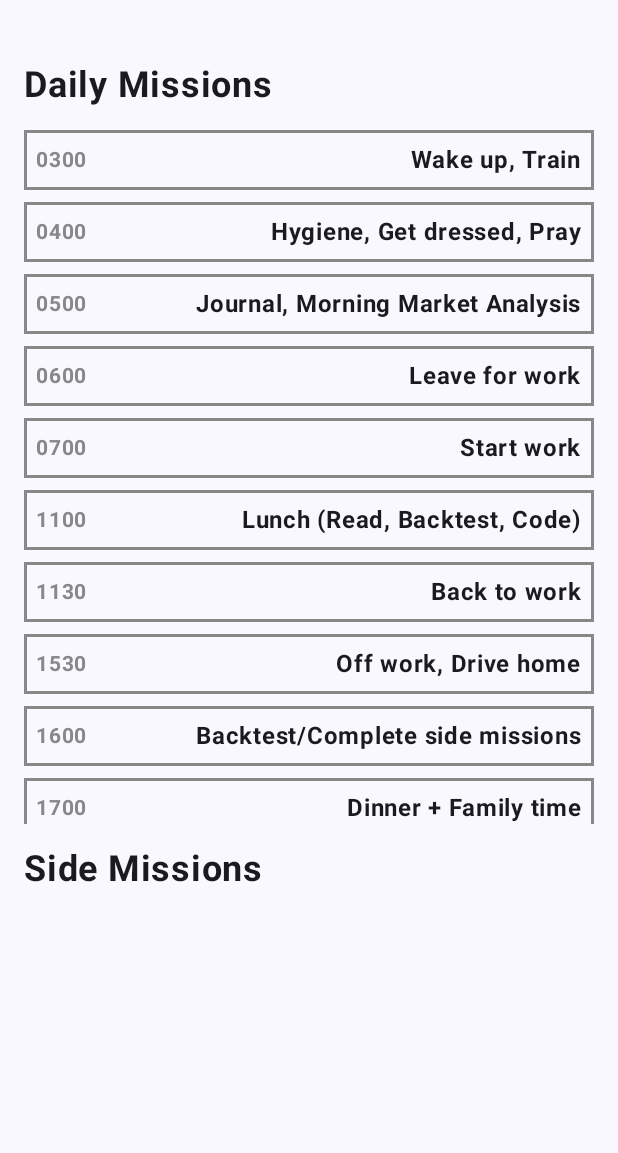
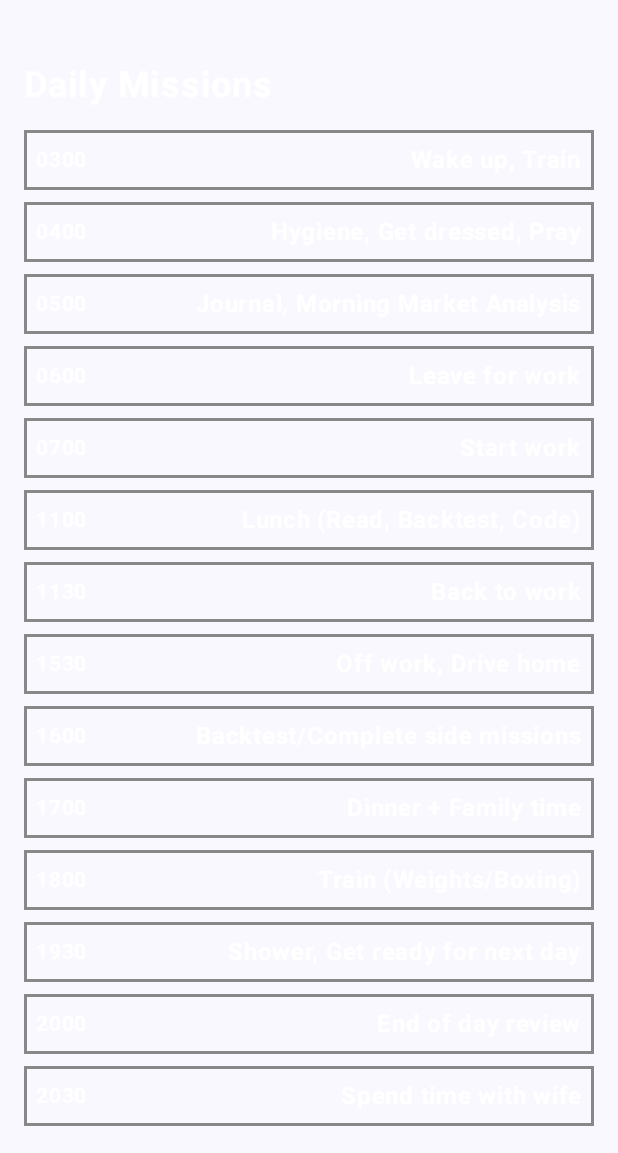
Before and after one commit to BecerraAlex/MollyAI, an Android app built with Jetpack Compose: the screen it shows after launch (MainActivity), on a phone screen of 412 x 824 dp, the part 83-1236 px from its top. Run offline under Robolectric (Android 15) with nearby library versions, the phone set to English and light mode, and no system bars.

Commit message:
new Version

```diff
--- a/app/src/main/java/com/example/mollyai/MainActivity.kt
+++ b/app/src/main/java/com/example/mollyai/MainActivity.kt
@@ -49,6 +49,25 @@ class MainActivity : ComponentActivity() {
     fun MollyAIApp() {
         MollyAITheme {
             var editTask by remember { mutableStateOf<Task?>(null) } // Track task being edited
+            val dailyTasksState = remember {
+                mutableStateListOf(
+                    Task(mutableStateOf("Wake up, Train"), mutableStateOf("0300")),
+                    Task(mutableStateOf("Hygiene, Get dressed, Pray"), mutableStateOf("0400")),
+                    Task(mutableStateOf("Journal, Morning Market Analysis"), mutableStateOf("0500")),
+                    Task(mutableStateOf("Leave for work"), mutableStateOf("0600")),
+                    Task(mutableStateOf("Start work"), mutableStateOf("0700")),
+                    Task(mutableStateOf("Lunch (Read, Backtest, Code)"), mutableStateOf("1100")),
+                    Task(mutableStateOf("Back to work"), mutableStateOf("1130")),
+                    Task(mutableStateOf("Off work, Drive home"), mutableStateOf("1530")),
+                    Task(mutableStateOf("Backtest/Complete side missions"), mutableStateOf("1600")),
+                    Task(mutableStateOf("Dinner + Family time"), mutableStateOf("1700")),
+                    Task(mutableStateOf("Train (Weights/Boxing)"), mutableStateOf("1800")),
+                    Task(mutableStateOf("Shower, Get ready for next day"), mutableStateOf("1930")),
+                    Task(mutableStateOf("End of day review"), mutableStateOf("2000")),
+                    Task(mutableStateOf("Spend time with wife"), mutableStateOf("2030")),
+                    Task(mutableStateOf("Visualization, Manifestation, Sleep"), mutableStateOf("2100"))
+                )
+            }
 
             // Disable back button on home screen
             BackHandler(enabled = true) { /* Do nothing to disable back button */ }
@@ -65,7 +84,7 @@ class MainActivity : ComponentActivity() {
                     ) {
                         Text(
                             text = "MollyAI",
-                            color = Color.White,
+                            color = Color.White, // Changed to white
                             fontSize = 24.sp,
                             fontWeight = FontWeight.Bold
                         )
@@ -79,9 +98,8 @@ class MainActivity : ComponentActivity() {
                         contentAlignment = Alignment.Center
                     ) {
                         MissionScreen(
-                            onEditTask = { task ->
-                                editTask = task
-                            }
+                            dailyTasksState = dailyTasksState,
+                            onEditTask = { task -> editTask = task }
                         )
                     }
 
@@ -94,7 +112,11 @@ class MainActivity : ComponentActivity() {
                                 task.time.value = updatedTask.time.value
                                 editTask = null
                             },
-                            onCancel = { editTask = null }
+                            onCancel = { editTask = null },
+                            onDelete = {
+                                dailyTasksState.remove(task) // Remove task from list
+                                editTask = null
+                            }
                         )
                     }
                 }
@@ -104,33 +126,9 @@ class MainActivity : ComponentActivity() {
 
     // Composable function for displaying the mission lists (Daily and Side Missions)
     @Composable
-    fun MissionScreen(onEditTask: (Task) -> Unit) {
+    fun MissionScreen(dailyTasksState: MutableList<Task>, onEditTask: (Task) -> Unit) {
         // Get the context for Toast messages
         val context = LocalContext.current
-
-        // Your daily routine (missions) integrated
-        val dailyTasksState = remember {
-            mutableStateListOf(
-                Task(mutableStateOf("Wake up, Train"), mutableStateOf("0300")),
-                Task(mutableStateOf("Hygiene, Get dressed, Pray"), mutableStateOf("0400")),
-                Task(mutableStateOf("Journal, Morning Market Analysis"), mutableStateOf("0500")),
-                Task(mutableStateOf("Leave for work"), mutableStateOf("0600")),
-                Task(mutableStateOf("Start work"), mutableStateOf("0700")),
-                Task(mutableStateOf("Lunch (Read, Backtest, Code)"), mutableStateOf("1100")),
-                Task(mutableStateOf("Back to work"), mutableStateOf("1130")),
-                Task(mutableStateOf("Off work, Drive home"), mutableStateOf("1530")),
-                Task(mutableStateOf("Backtest/Complete side missions"), mutableStateOf("1600")),
-                Task(mutableStateOf("Dinner + Family time"), mutableStateOf("1700")),
-                Task(mutableStateOf("Train (Weights/Boxing)"), mutableStateOf("1800")),
-                Task(mutableStateOf("Shower, Get ready for next day"), mutableStateOf("1930")),
-                Task(mutableStateOf("End of day review"), mutableStateOf("2000")),
-                Task(mutableStateOf("Spend time with wife"), mutableStateOf("2030")),
-                Task(mutableStateOf("Visualization, Manifestation, Sleep"), mutableStateOf("2100"))
-            )
-        }
-
-        // Empty side mission list for now
-        val sideMissionsState = remember { mutableStateListOf<Task>() }
 
         Column(modifier = Modifier.fillMaxSize().padding(8.dp)) {
             // Daily Missions Section
@@ -138,6 +136,7 @@ class MainActivity : ComponentActivity() {
                 text = "Daily Missions",
                 fontSize = 24.sp,
                 fontWeight = FontWeight.Bold,
+                color = Color.White, // Changed to white
                 modifier = Modifier.padding(8.dp)
             )
             LazyColumn(
@@ -176,64 +175,14 @@ class MainActivity : ComponentActivity() {
                                 text = task.time.value,
                                 fontSize = 14.sp,
                                 fontWeight = FontWeight.Bold,
-                                color = Color.Gray
+                                color = Color.White
                             )
                             // Description on the right
                             Text(
                                 text = task.description.value,
                                 fontSize = 16.sp,
-                                fontWeight = FontWeight.Bold
-                            )
-                        }
-                    }
-                }
-            }
-
-            // Side Missions Section (empty initially)
-            Text(
-                text = "Side Missions",
-                fontSize = 24.sp,
-                fontWeight = FontWeight.Bold,
-                modifier = Modifier.padding(8.dp)
-            )
-            LazyColumn(
-                modifier = Modifier
-                    .fillMaxWidth()
-                    .weight(0.25f) // 25% height for Side Missions
-                    .padding(8.dp),
-                verticalArrangement = Arrangement.spacedBy(8.dp)
-            ) {
-                items(sideMissionsState) { task ->
-                    // Display for side missions (empty at first)
-                    Box(
-                        modifier = Modifier
-                            .fillMaxWidth()
-                            .border(BorderStroke(1.dp, Color.Gray)) // Shared border for time and description
-                            .padding(8.dp)
-                            .pointerInput(Unit) {
-                                detectTapGestures(
-                                    onLongPress = {
-                                        onEditTask(task) // Open edit menu on long press (0.25s)
-                                    }
-                                )
-                            }
-                    ) {
-                        Row(
-                            modifier = Modifier.fillMaxWidth(),
-                            horizontalArrangement = Arrangement.SpaceBetween
-                        ) {
-                            // Time on the left
-                            Text(
-                                text = task.time.value,
-                                fontSize = 14.sp,
                                 fontWeight = FontWeight.Bold,
-                                color = Color.Gray
-                            )
-                            // Description on the right
-                            Text(
-                                text = task.description.value,
-                                fontSize = 16.sp,
-                                fontWeight = FontWeight.Bold
+                                color = Color.White // Changed to white
                             )
                         }
                     }
@@ -279,7 +228,8 @@ class MainActivity : ComponentActivity() {
     fun EditTaskDialog(
         task: Task,
         onSave: (Task) -> Unit,
-        onCancel: () -> Unit
+        onCancel: () -> Unit,
+        onDelete: () -> Unit // Added delete functionality
     ) {
         var description by remember { mutableStateOf(task.description.value) }
         var time by remember { mutableStateOf(task.time.value) }
@@ -288,13 +238,13 @@ class MainActivity : ComponentActivity() {
             Surface(
                 modifier = Modifier.fillMaxWidth(),
                 shape = MaterialTheme.shapes.medium,
-                color = Color.White
+                color = Color.Black, // Changed to black
             ) {
                 Column(
                     modifier = Modifier.padding(16.dp),
                     horizontalAlignment = Alignment.CenterHorizontally
                 ) {
-                    Text(text = "Edit Mission", fontWeight = FontWeight.Bold, fontSize = 20.sp)
+                    Text(text = "Edit Mission", fontWeight = FontWeight.Bold, fontSize = 20.sp, color = Color.White) // Changed to black
 
                     Spacer(modifier = Modifier.height(16.dp))
 
@@ -302,7 +252,7 @@ class MainActivity : ComponentActivity() {
                     OutlinedTextField(
                         value = time,
                         onValueChange = { time = it },
-                        label = { Text("Time") }
+                        label = { Text("Time", color = Color.White) } // Changed to black
                     )
 
                     Spacer(modifier = Modifier.height(16.dp))
@@ -311,12 +261,12 @@ class MainActivity : ComponentActivity() {
                     OutlinedTextField(
                         value = description,
                         onValueChange = { description = it },
-                        label = { Text("Description") }
+                        label = { Text("Description", color = Color.White) } // Changed to black
                     )
 
                     Spacer(modifier = Modifier.height(16.dp))
 
-                    // Action buttons (Save, Cancel)
+                    // Action buttons (Save, Cancel, Delete)
                     Row(
                         horizontalArrangement = Arrangement.SpaceEvenly,
                         modifier = Modifier.fillMaxWidth()
@@ -331,6 +281,9 @@ class MainActivity : ComponentActivity() {
                         Button(onClick = { onCancel() }) {
                             Text("Cancel")
                         }
+                        Button(onClick = { onDelete() }) { // Delete button
+                            Text("Delete")
+                        }
                     }
                 }
             }
```
